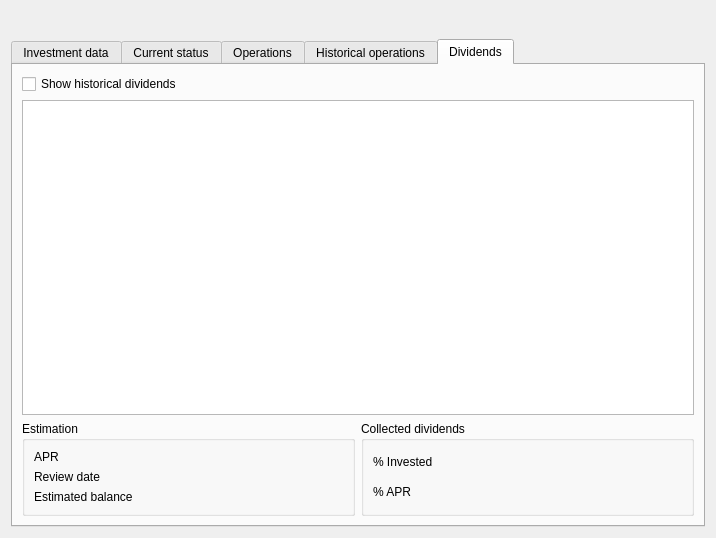
Before: the Qt Designer form ui/frmInvestmentReport.ui in turulomio/xulpymoney, drawn with Qt 5.
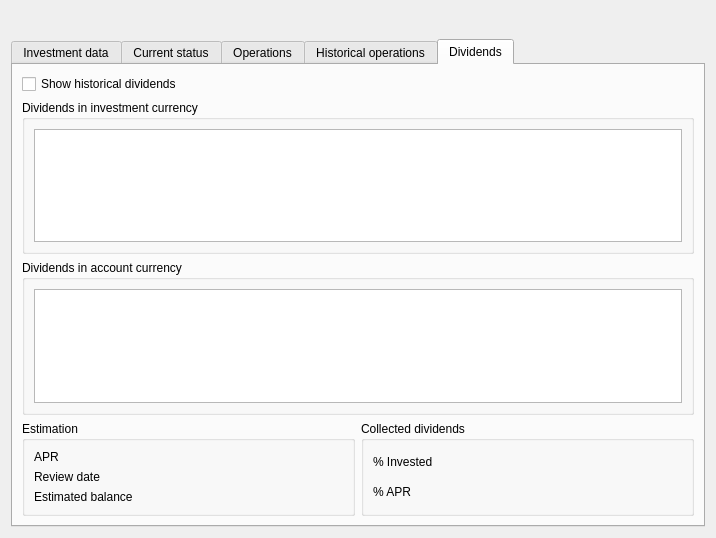
After: the same form once the commit is applied. The open tabs and pages were chosen to show the change. Icons and pictures are not drawn. Custom widgets are drawn as their Qt base class.

What changed in the file:
```diff
--- a/ui/frmInvestmentReport.ui
+++ b/ui/frmInvestmentReport.ui
@@ -540,7 +540,7 @@
         </attribute>
         <layout class="QHBoxLayout" name="horizontalLayout_7">
          <item>
-          <layout class="QVBoxLayout" name="verticalLayout_5">
+          <layout class="QVBoxLayout" name="verticalLayout_16">
            <item>
             <widget class="QCheckBox" name="chkHistoricalDividends">
              <property name="text">
@@ -549,6 +549,12 @@
             </widget>
            </item>
            <item>
+            <widget class="QGroupBox" name="grpDividendsInvestmentCurrency">
+             <property name="title">
+              <string>Dividends in investment currency</string>
+             </property>
+             <layout class="QVBoxLayout" name="verticalLayout_5">
+              <item>
             <widget class="myQTableWidget" name="tblDividends">
              <property name="contextMenuPolicy">
               <enum>Qt::CustomContextMenu</enum>
@@ -565,6 +571,37 @@
              <attribute name="verticalHeaderVisible">
               <bool>false</bool>
              </attribute>
+               </widget>
+              </item>
+             </layout>
+            </widget>
+           </item>
+           <item>
+            <widget class="QGroupBox" name="grpDividendsAccocuntCurrency">
+             <property name="title">
+              <string>Dividends in account currency</string>
+             </property>
+             <layout class="QVBoxLayout" name="verticalLayout_15">
+              <item>
+               <widget class="myQTableWidget" name="tblDividendsAccountCurrency">
+                <property name="contextMenuPolicy">
+                 <enum>Qt::CustomContextMenu</enum>
+                </property>
+                <property name="alternatingRowColors">
+                 <bool>true</bool>
+                </property>
+                <property name="selectionMode">
+                 <enum>QAbstractItemView::SingleSelection</enum>
+                </property>
+                <property name="selectionBehavior">
+                 <enum>QAbstractItemView::SelectRows</enum>
+                </property>
+                <attribute name="verticalHeaderVisible">
+                 <bool>false</bool>
+                </attribute>
+               </widget>
+              </item>
+             </layout>
             </widget>
            </item>
            <item>
```
Left out of the diff: 2 changed lines with no effect on the pictures. Lines whose indentation alone changed are shown as unchanged.
